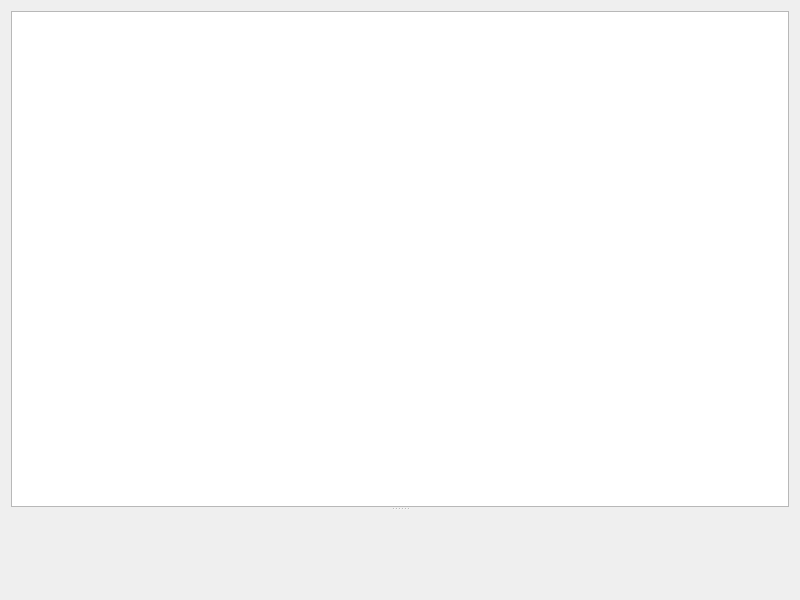
mugiseyebrows/mugi-query, file dataplot.ui: the form before one commit.
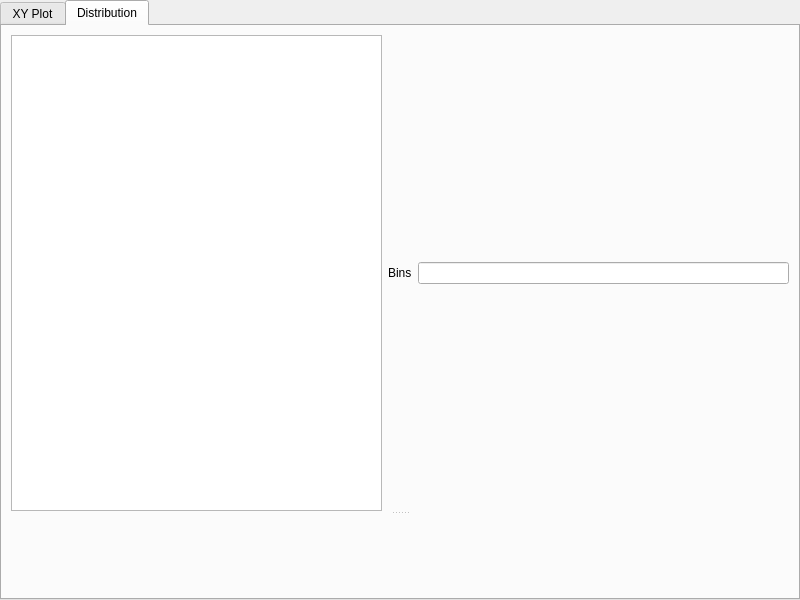
The form after the commit. Custom widgets are drawn as their Qt base class.

Commit message: distribution plot

```diff
--- a/dataplot.ui
+++ b/dataplot.ui
@@ -13,14 +13,72 @@
   <property name="windowTitle">
    <string>Data Plot</string>
   </property>
-  <layout class="QVBoxLayout" name="verticalLayout">
+  <layout class="QVBoxLayout" name="verticalLayout_4">
+   <property name="leftMargin">
+    <number>0</number>
+   </property>
+   <property name="topMargin">
+    <number>0</number>
+   </property>
+   <property name="rightMargin">
+    <number>0</number>
+   </property>
+   <property name="bottomMargin">
+    <number>0</number>
+   </property>
    <item>
-    <widget class="QSplitter" name="splitter">
-     <property name="orientation">
-      <enum>Qt::Vertical</enum>
+    <widget class="QTabWidget" name="tabWidget">
+     <property name="currentIndex">
+      <number>1</number>
      </property>
-     <widget class="QTableView" name="xy"/>
-     <widget class="QwtPlot" name="plot"/>
+     <widget class="QWidget" name="tab">
+      <attribute name="title">
+       <string>XY Plot</string>
+      </attribute>
+      <layout class="QVBoxLayout" name="verticalLayout">
+       <item>
+        <widget class="QSplitter" name="splitter">
+         <property name="orientation">
+          <enum>Qt::Vertical</enum>
+         </property>
+         <widget class="QTableView" name="xy"/>
+         <widget class="QwtPlot" name="xyPlot"/>
+        </widget>
+       </item>
+      </layout>
+     </widget>
+     <widget class="QWidget" name="tab_2">
+      <attribute name="title">
+       <string>Distribution</string>
+      </attribute>
+      <layout class="QVBoxLayout" name="verticalLayout_2">
+       <item>
+        <widget class="QSplitter" name="splitter_2">
+         <property name="orientation">
+          <enum>Qt::Vertical</enum>
+         </property>
+         <widget class="QWidget" name="">
+          <layout class="QHBoxLayout" name="horizontalLayout">
+           <item>
+            <widget class="QTableView" name="distribution"/>
+           </item>
+           <item>
+            <widget class="QLabel" name="label">
+             <property name="text">
+              <string>Bins</string>
+             </property>
+            </widget>
+           </item>
+           <item>
+            <widget class="IntLineEdit" name="bins"/>
+           </item>
+          </layout>
+         </widget>
+         <widget class="QwtPlot" name="distributionPlot"/>
+        </widget>
+       </item>
+      </layout>
+     </widget>
     </widget>
    </item>
   </layout>
@@ -32,6 +90,11 @@
    <header>qwt_plot.h</header>
    <container>1</container>
   </customwidget>
+  <customwidget>
+   <class>IntLineEdit</class>
+   <extends>QLineEdit</extends>
+   <header>intlineedit.h</header>
+  </customwidget>
  </customwidgets>
  <resources/>
  <connections/>
```
The commit also changes 24 other files.
